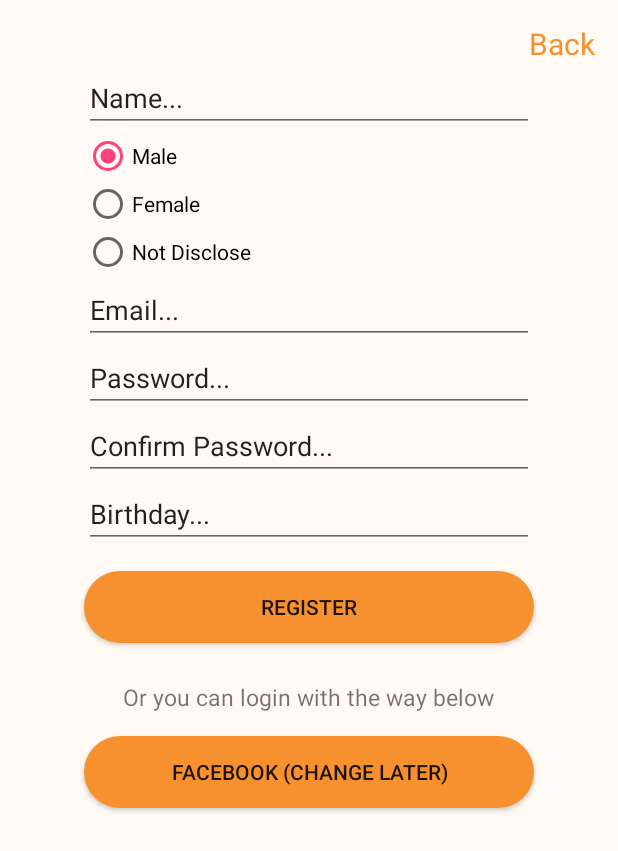
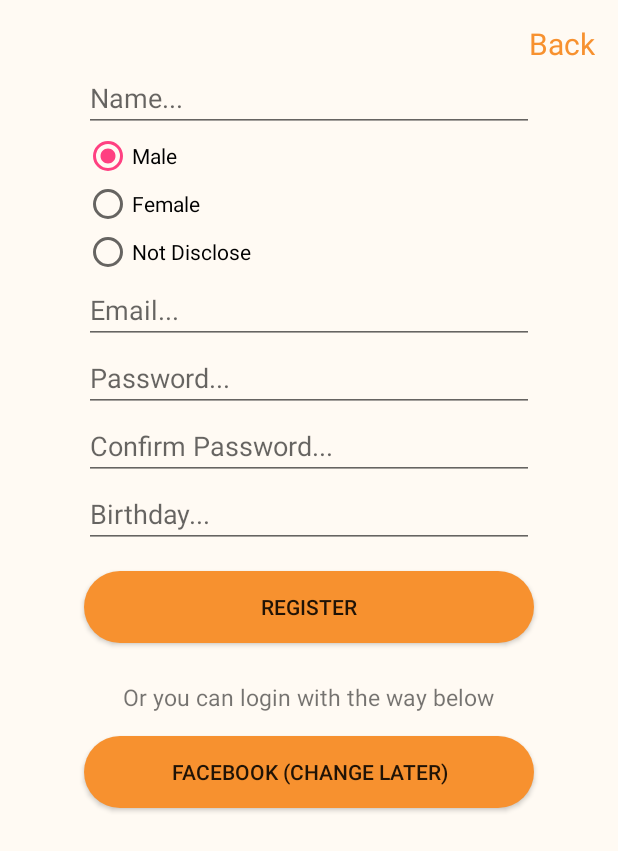
Before and after one commit to WolfeLeee/comp5703project, an Android app: the screen it shows after launch (StartUpActivity), after a tap on "Register", on a phone screen of 412 x 824 dp. Shown: the top 851 px of the screen. Run offline under Robolectric (Android 15) with nearby library versions, the phone set to English and light mode, and no system bars.

Commit message:
fixed some bugs for the last push

```diff
--- a/KinderFoodFinder/app/src/main/java/comp5703/sydney/edu/au/kinderfoodfinder/RegisterFragment.java
+++ b/KinderFoodFinder/app/src/main/java/comp5703/sydney/edu/au/kinderfoodfinder/RegisterFragment.java
@@ -32,16 +32,21 @@ public class RegisterFragment extends Fragment
 
         // set up
         fragmentLogin = new LoginFragment();
-        btnRegister = (Button) view.findViewById(R.id.btnLogin);
-        textBack = (TextView) view.findViewById(R.id.textRegister);
+
+        btnRegister = (Button) view.findViewById(R.id.btnRegister);
+        textBack = (TextView) view.findViewById(R.id.textBack);
+
         inputName = (EditText) view.findViewById(R.id.inputName);
-        inputEmail = (EditText) view.findViewById(R.id.inputEmail);
-        inputPwd = (EditText) view.findViewById(R.id.inputPwd);
+        inputEmail = (EditText) view.findViewById(R.id.inputEmailR);
+        inputPwd = (EditText) view.findViewById(R.id.inputPwdR);
         inputConfirmPwd = (EditText) view.findViewById(R.id.inputPwdConfirm);
         inputBirthday = (EditText) view.findViewById(R.id.inputBirthday);
 
+        radioGroup = (RadioGroup) view.findViewById(R.id.radioGender);
         int selectedId = radioGroup.getCheckedRadioButtonId();
         radioButton = (RadioButton) view.findViewById(selectedId);
+
+        // testing only
         Toast.makeText(getActivity(), radioButton.getText(), Toast.LENGTH_SHORT).show();
 
         // button on click listeners
--- a/KinderFoodFinder/app/src/main/res/layout/fragment_register.xml
+++ b/KinderFoodFinder/app/src/main/res/layout/fragment_register.xml
@@ -20,8 +20,10 @@
         android:id="@+id/inputName"
         android:layout_width="300dp"
         android:layout_height="wrap_content"
-        android:text="Name..."
-        android:layout_gravity="center" />
+        android:hint="Name..."
+        android:layout_gravity="center"
+        android:maxLines="1"
+        android:inputType="text" />
 
     <RadioGroup
         android:id="@+id/radioGender"
@@ -51,31 +53,37 @@
     </RadioGroup>
 
     <EditText
-        android:id="@+id/inputEmail"
+        android:id="@+id/inputEmailR"
         android:layout_width="300dp"
         android:layout_height="wrap_content"
-        android:text="Email..."
-        android:layout_gravity="center" />
+        android:hint="Email..."
+        android:layout_gravity="center"
+        android:maxLines="1"
+        android:inputType="text" />
 
     <EditText
-        android:id="@+id/inputPwd"
+        android:id="@+id/inputPwdR"
         android:layout_width="300dp"
         android:layout_height="wrap_content"
-        android:text="Password..."
-        android:layout_gravity="center" />
+        android:hint="Password..."
+        android:layout_gravity="center"
+        android:maxLines="1"
+        android:inputType="text" />
 
     <EditText
         android:id="@+id/inputPwdConfirm"
         android:layout_width="300dp"
         android:layout_height="wrap_content"
-        android:text="Confirm Password..."
-        android:layout_gravity="center" />
+        android:hint="Confirm Password..."
+        android:layout_gravity="center"
+        android:maxLines="1"
+        android:inputType="text" />
 
     <EditText
         android:id="@+id/inputBirthday"
         android:layout_width="300dp"
         android:layout_height="wrap_content"
-        android:text="Birthday..."
+        android:hint="Birthday..."
         android:layout_gravity="center"
         android:ems="10"
         android:inputType="date" />
```
Also changed, not shown: KinderFoodFinder/app/src/main/res/layout/fragment_login.xml (+31 -7 lines).
